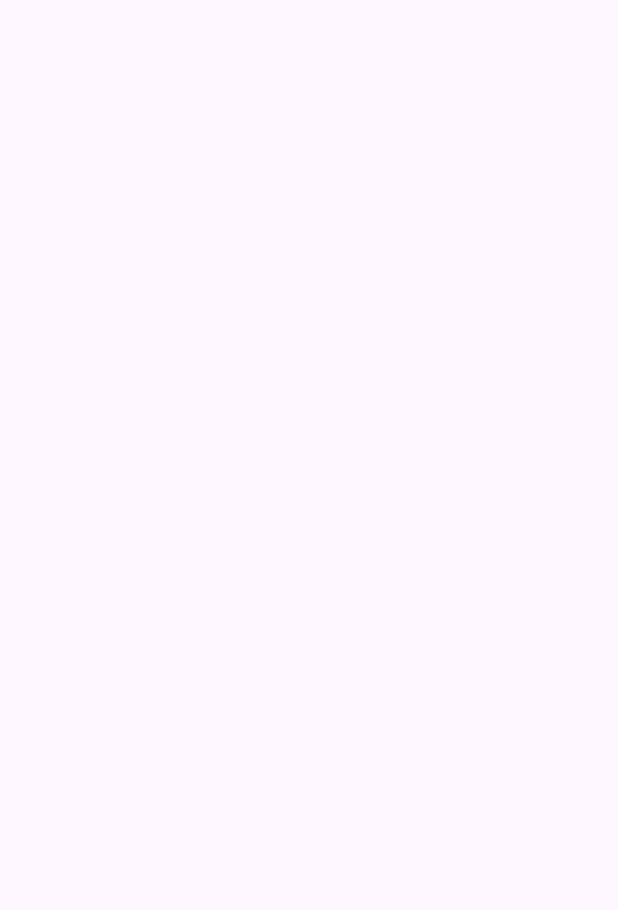
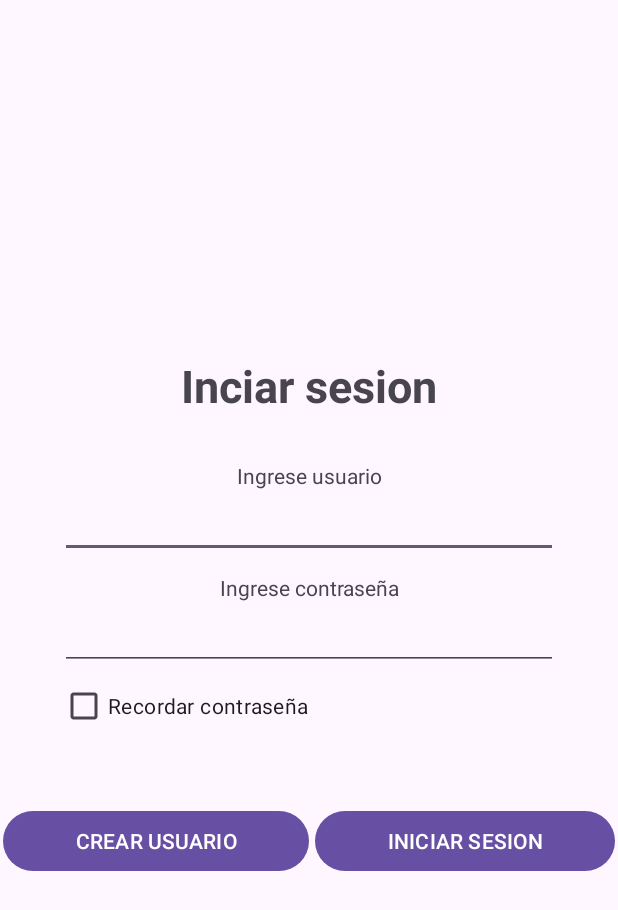
Before and after one commit to IgnacioHerner/Kotlin-clase2, an Android app: the screen it shows after launch (MainActivity), on a phone screen of 412 x 824 dp. Before the commit the part shown is empty. Shown: the top 910 px of the screen. Run offline under Robolectric (Android 15) with nearby library versions, the phone set to English and light mode, and no system bars.

Commit message:
clase 3 corrigiento

```diff
--- a/app/src/main/java/com/ignaherner/calculadora/MainActivity.kt
+++ b/app/src/main/java/com/ignaherner/calculadora/MainActivity.kt
@@ -1,8 +1,6 @@
 package com.ignaherner.calculadora
 
 import android.os.Bundle
-import android.widget.Button
-import android.widget.TextView
 import androidx.activity.enableEdgeToEdge
 import androidx.appcompat.app.AppCompatActivity
 import androidx.core.view.ViewCompat
@@ -10,9 +8,6 @@ import androidx.core.view.WindowInsetsCompat
 
 class MainActivity : AppCompatActivity() {
 
-    private lateinit var sumarButton: Button
-    private lateinit var contadorTextView: TextView
-    private var contador = 0
 
     override fun onCreate(savedInstanceState: Bundle?) {
         super.onCreate(savedInstanceState)
--- a/app/src/main/res/layout/activity_main.xml
+++ b/app/src/main/res/layout/activity_main.xml
@@ -10,5 +10,80 @@
     android:orientation="vertical"
     tools:context=".MainActivity">
 
+    <TextView
+        android:id="@+id/login_titlte"
+        android:layout_width="match_parent"
+        android:layout_height="wrap_content"
+        android:gravity="center"
+        android:textSize="30dp"
+        android:text="Inciar sesion"
+        android:layout_marginBottom="30dp"
+        android:textStyle="bold"/>
+
+    <TextView
+        android:id="@+id/textView5"
+        android:layout_width="match_parent"
+        android:layout_height="wrap_content"
+        android:gravity="center"
+        android:text="Ingrese usuario" />
+
+    <EditText
+        android:id="@+id/editTextText4"
+        android:layout_width="match_parent"
+        android:layout_height="wrap_content"
+        android:inputType="text"
+        android:layout_marginHorizontal="40dp"
+        />
+
+    <TextView
+        android:id="@+id/textView6"
+        android:layout_width="match_parent"
+        android:layout_height="wrap_content"
+        android:gravity="center"
+        android:layout_marginTop="10dp"
+        android:text="Ingrese contraseña" />
+
+    <EditText
+        android:id="@+id/editTextTextPassword2"
+        android:layout_width="match_parent"
+        android:layout_height="wrap_content"
+        android:ems="10"
+        android:inputType="textPassword"
+        android:layout_marginHorizontal="40dp"/>
+
+    <CheckBox
+        android:layout_width="wrap_content"
+        android:layout_height="wrap_content"
+        android:layout_marginBottom="40dp"
+        android:layout_gravity="left"
+        android:text="Recordar contraseña"
+        android:layout_marginHorizontal="40dp">
+
+    </CheckBox>
+
+    <LinearLayout
+        android:layout_width="match_parent"
+        android:layout_height="wrap_content"
+        android:orientation="horizontal"
+        android:weightSum="100">
+
+        <Button
+            android:id="@+id/button3"
+            android:layout_width="wrap_content"
+            android:layout_height="wrap_content"
+            android:text="Crear usuario"
+            android:textAllCaps="true"
+            android:layout_weight="50"
+            android:layout_margin="2dp"/>
+
+        <Button
+            android:id="@+id/button4"
+            android:layout_width="wrap_content"
+            android:layout_height="wrap_content"
+            android:text="Iniciar Sesion"
+            android:textAllCaps="true"
+            android:layout_weight="50"
+            android:layout_margin="2dp"/>
+    </LinearLayout>
 
 </LinearLayout>
```
